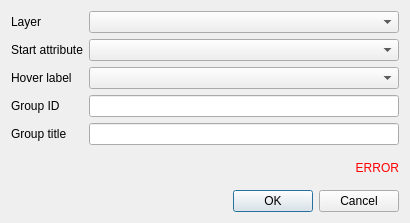
Qt form resources/ui/ui_form_time_manager.ui (3liz/lizmap-plugin) before a commit.
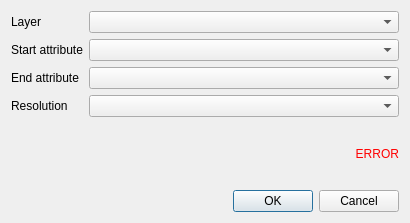
The same form after that commit. Custom widgets are drawn as their Qt base class.

Commit message: follow up e4c1c27 about time manager in 3.4

Diff of the .ui file:
```diff
--- a/resources/ui/ui_form_time_manager.ui
+++ b/resources/ui/ui_form_time_manager.ui
@@ -42,7 +42,7 @@
      <item row="2" column="0">
       <widget class="QLabel" name="label_feature_label">
        <property name="text">
-        <string>Hover label</string>
+        <string>End attribute</string>
        </property>
       </widget>
      </item>
@@ -52,22 +52,12 @@
      <item row="3" column="0">
       <widget class="QLabel" name="label_group_id">
        <property name="text">
-        <string>Group ID</string>
-       </property>
-      </widget>
-     </item>
-     <item row="4" column="0">
-      <widget class="QLabel" name="label_group_title">
-       <property name="text">
-        <string>Group title</string>
+        <string>Resolution</string>
        </property>
       </widget>
      </item>
      <item row="3" column="1">
-      <widget class="QLineEdit" name="group_id"/>
-     </item>
-     <item row="4" column="1">
-      <widget class="QLineEdit" name="group_title"/>
+      <widget class="QComboBox" name="resolution"/>
      </item>
     </layout>
    </item>
```
Left out of the diff: 4 changed lines with no effect on the pictures. The commit also changes 3 other files.
